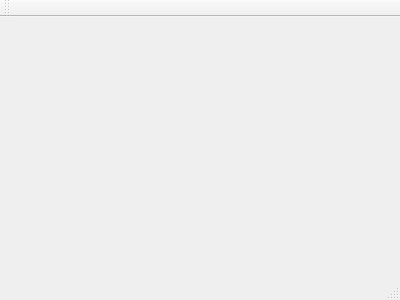
First picture: the form in eCalculator/mainwindow.ui, repository JoeeQ/eCalculator, before the edit.
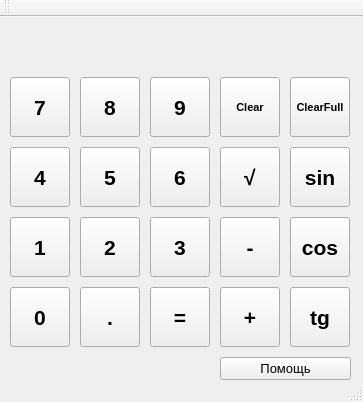
Second picture: the form after the edit.

Commit message: Изменён main и сделана форма

The edit to the form file:
```diff
--- a/eCalculator/mainwindow.ui
+++ b/eCalculator/mainwindow.ui
@@ -1,24 +1,545 @@
 <ui version="4.0">
  <class>MainWindow</class>
- <widget class="QMainWindow" name="MainWindow" >
-  <property name="geometry" >
+ <widget class="QMainWindow" name="MainWindow">
+  <property name="geometry">
    <rect>
     <x>0</x>
     <y>0</y>
-    <width>400</width>
-    <height>300</height>
+    <width>363</width>
+    <height>402</height>
    </rect>
   </property>
   <property name="windowTitle" >
    <string>MainWindow</string>
   </property>
-  <widget class="QMenuBar" name="menuBar" />
-  <widget class="QToolBar" name="mainToolBar" />
-  <widget class="QWidget" name="centralWidget" />
-  <widget class="QStatusBar" name="statusBar" />
+  <widget class="QWidget" name="centralWidget">
+   <widget class="QLabel" name="label">
+    <property name="geometry">
+     <rect>
+      <x>10</x>
+      <y>5</y>
+      <width>341</width>
+      <height>41</height>
+     </rect>
+    </property>
+    <property name="font">
+     <font>
+      <pointsize>22</pointsize>
+      <weight>75</weight>
+      <bold>true</bold>
+      <stylestrategy>PreferDefault</stylestrategy>
+     </font>
+    </property>
+    <property name="cursor">
+     <cursorShape>IBeamCursor</cursorShape>
+    </property>
+    <property name="layoutDirection">
+     <enum>Qt::LeftToRight</enum>
+    </property>
+    <property name="alignment">
+     <set>Qt::AlignRight|Qt::AlignTrailing|Qt::AlignVCenter</set>
+    </property>
+   </widget>
+   <widget class="QPushButton" name="pushButton_7">
+    <property name="geometry">
+     <rect>
+      <x>10</x>
+      <y>60</y>
+      <width>60</width>
+      <height>60</height>
+     </rect>
+    </property>
+    <property name="font">
+     <font>
+      <pointsize>16</pointsize>
+      <weight>75</weight>
+      <italic>false</italic>
+      <bold>true</bold>
+      <strikeout>false</strikeout>
+     </font>
+    </property>
+    <property name="cursor">
+     <cursorShape>PointingHandCursor</cursorShape>
+    </property>
+    <property name="styleSheet">
+     <string notr="true"/>
+    </property>
+    <property name="text">
+     <string>7</string>
+    </property>
+   </widget>
+   <widget class="QPushButton" name="pushButton_8">
+    <property name="geometry">
+     <rect>
+      <x>80</x>
+      <y>60</y>
+      <width>60</width>
+      <height>60</height>
+     </rect>
+    </property>
+    <property name="font">
+     <font>
+      <pointsize>16</pointsize>
+      <weight>75</weight>
+      <bold>true</bold>
+     </font>
+    </property>
+    <property name="cursor">
+     <cursorShape>PointingHandCursor</cursorShape>
+    </property>
+    <property name="text">
+     <string>8</string>
+    </property>
+   </widget>
+   <widget class="QPushButton" name="pushButton_9">
+    <property name="geometry">
+     <rect>
+      <x>150</x>
+      <y>60</y>
+      <width>60</width>
+      <height>60</height>
+     </rect>
+    </property>
+    <property name="font">
+     <font>
+      <pointsize>16</pointsize>
+      <weight>75</weight>
+      <bold>true</bold>
+     </font>
+    </property>
+    <property name="cursor">
+     <cursorShape>PointingHandCursor</cursorShape>
+    </property>
+    <property name="text">
+     <string>9</string>
+    </property>
+   </widget>
+   <widget class="QPushButton" name="pushButton_clear">
+    <property name="geometry">
+     <rect>
+      <x>220</x>
+      <y>60</y>
+      <width>60</width>
+      <height>60</height>
+     </rect>
+    </property>
+    <property name="font">
+     <font>
+      <pointsize>8</pointsize>
+      <weight>75</weight>
+      <bold>true</bold>
+     </font>
+    </property>
+    <property name="cursor">
+     <cursorShape>PointingHandCursor</cursorShape>
+    </property>
+    <property name="text">
+     <string>Clear</string>
+    </property>
+   </widget>
+   <widget class="QPushButton" name="pushButton_clearFull">
+    <property name="geometry">
+     <rect>
+      <x>290</x>
+      <y>60</y>
+      <width>60</width>
+      <height>60</height>
+     </rect>
+    </property>
+    <property name="font">
+     <font>
+      <pointsize>8</pointsize>
+      <weight>75</weight>
+      <bold>true</bold>
+     </font>
+    </property>
+    <property name="cursor">
+     <cursorShape>PointingHandCursor</cursorShape>
+    </property>
+    <property name="text">
+     <string>ClearFull</string>
+    </property>
+   </widget>
+   <widget class="QPushButton" name="pushButton_4">
+    <property name="geometry">
+     <rect>
+      <x>10</x>
+      <y>130</y>
+      <width>60</width>
+      <height>60</height>
+     </rect>
+    </property>
+    <property name="font">
+     <font>
+      <pointsize>16</pointsize>
+      <weight>75</weight>
+      <bold>true</bold>
+     </font>
+    </property>
+    <property name="cursor">
+     <cursorShape>PointingHandCursor</cursorShape>
+    </property>
+    <property name="text">
+     <string>4</string>
+    </property>
+   </widget>
+   <widget class="QPushButton" name="pushButton_5">
+    <property name="geometry">
+     <rect>
+      <x>80</x>
+      <y>130</y>
+      <width>60</width>
+      <height>60</height>
+     </rect>
+    </property>
+    <property name="font">
+     <font>
+      <pointsize>16</pointsize>
+      <weight>75</weight>
+      <bold>true</bold>
+     </font>
+    </property>
+    <property name="cursor">
+     <cursorShape>PointingHandCursor</cursorShape>
+    </property>
+    <property name="text">
+     <string>5</string>
+    </property>
+   </widget>
+   <widget class="QPushButton" name="pushButton_6">
+    <property name="geometry">
+     <rect>
+      <x>150</x>
+      <y>130</y>
+      <width>60</width>
+      <height>60</height>
+     </rect>
+    </property>
+    <property name="font">
+     <font>
+      <pointsize>16</pointsize>
+      <weight>75</weight>
+      <bold>true</bold>
+     </font>
+    </property>
+    <property name="cursor">
+     <cursorShape>PointingHandCursor</cursorShape>
+    </property>
+    <property name="text">
+     <string>6</string>
+    </property>
+   </widget>
+   <widget class="QPushButton" name="pushButton_sqrt">
+    <property name="geometry">
+     <rect>
+      <x>220</x>
+      <y>130</y>
+      <width>60</width>
+      <height>60</height>
+     </rect>
+    </property>
+    <property name="font">
+     <font>
+      <pointsize>16</pointsize>
+      <weight>75</weight>
+      <bold>true</bold>
+     </font>
+    </property>
+    <property name="cursor">
+     <cursorShape>PointingHandCursor</cursorShape>
+    </property>
+    <property name="text">
+     <string>√</string>
+    </property>
+   </widget>
+   <widget class="QPushButton" name="pushButton_sin">
+    <property name="geometry">
+     <rect>
+      <x>290</x>
+      <y>130</y>
+      <width>60</width>
+      <height>60</height>
+     </rect>
+    </property>
+    <property name="font">
+     <font>
+      <pointsize>16</pointsize>
+      <weight>75</weight>
+      <bold>true</bold>
+     </font>
+    </property>
+    <property name="cursor">
+     <cursorShape>PointingHandCursor</cursorShape>
+    </property>
+    <property name="text">
+     <string>sin</string>
+    </property>
+   </widget>
+   <widget class="QPushButton" name="pushButton_1">
+    <property name="geometry">
+     <rect>
+      <x>10</x>
+      <y>200</y>
+      <width>60</width>
+      <height>60</height>
+     </rect>
+    </property>
+    <property name="font">
+     <font>
+      <pointsize>16</pointsize>
+      <weight>75</weight>
+      <bold>true</bold>
+     </font>
+    </property>
+    <property name="cursor">
+     <cursorShape>PointingHandCursor</cursorShape>
+    </property>
+    <property name="text">
+     <string>1</string>
+    </property>
+   </widget>
+   <widget class="QPushButton" name="pushButton_2">
+    <property name="geometry">
+     <rect>
+      <x>80</x>
+      <y>200</y>
+      <width>60</width>
+      <height>60</height>
+     </rect>
+    </property>
+    <property name="font">
+     <font>
+      <pointsize>16</pointsize>
+      <weight>75</weight>
+      <bold>true</bold>
+     </font>
+    </property>
+    <property name="cursor">
+     <cursorShape>PointingHandCursor</cursorShape>
+    </property>
+    <property name="text">
+     <string>2</string>
+    </property>
+   </widget>
+   <widget class="QPushButton" name="pushButton_3">
+    <property name="geometry">
+     <rect>
+      <x>150</x>
+      <y>200</y>
+      <width>60</width>
+      <height>60</height>
+     </rect>
+    </property>
+    <property name="font">
+     <font>
+      <pointsize>16</pointsize>
+      <weight>75</weight>
+      <bold>true</bold>
+     </font>
+    </property>
+    <property name="cursor">
+     <cursorShape>PointingHandCursor</cursorShape>
+    </property>
+    <property name="text">
+     <string>3</string>
+    </property>
+   </widget>
+   <widget class="QPushButton" name="pushButton_minus">
+    <property name="geometry">
+     <rect>
+      <x>220</x>
+      <y>200</y>
+      <width>60</width>
+      <height>60</height>
+     </rect>
+    </property>
+    <property name="font">
+     <font>
+      <pointsize>16</pointsize>
+      <weight>75</weight>
+      <bold>true</bold>
+     </font>
+    </property>
+    <property name="cursor">
+     <cursorShape>PointingHandCursor</cursorShape>
+    </property>
+    <property name="text">
+     <string>-</string>
+    </property>
+   </widget>
+   <widget class="QPushButton" name="pushButton_cos">
+    <property name="geometry">
+     <rect>
+      <x>290</x>
+      <y>200</y>
+      <width>60</width>
+      <height>60</height>
+     </rect>
+    </property>
+    <property name="font">
+     <font>
+      <pointsize>16</pointsize>
+      <weight>75</weight>
+      <bold>true</bold>
+     </font>
+    </property>
+    <property name="cursor">
+     <cursorShape>PointingHandCursor</cursorShape>
+    </property>
+    <property name="text">
+     <string>cos</string>
+    </property>
+   </widget>
+   <widget class="QPushButton" name="pushButton_0">
+    <property name="geometry">
+     <rect>
+      <x>10</x>
+      <y>270</y>
+      <width>60</width>
+      <height>60</height>
+     </rect>
+    </property>
+    <property name="font">
+     <font>
+      <pointsize>16</pointsize>
+      <weight>75</weight>
+      <bold>true</bold>
+     </font>
+    </property>
+    <property name="cursor">
+     <cursorShape>PointingHandCursor</cursorShape>
+    </property>
+    <property name="text">
+     <string>0</string>
+    </property>
+   </widget>
+   <widget class="QPushButton" name="pushButton_decimal">
+    <property name="geometry">
+     <rect>
+      <x>80</x>
+      <y>270</y>
+      <width>60</width>
+      <height>60</height>
+     </rect>
+    </property>
+    <property name="font">
+     <font>
+      <pointsize>16</pointsize>
+      <weight>75</weight>
+      <bold>true</bold>
+     </font>
+    </property>
+    <property name="cursor">
+     <cursorShape>PointingHandCursor</cursorShape>
+    </property>
+    <property name="text">
+     <string>.</string>
+    </property>
+   </widget>
+   <widget class="QPushButton" name="pushButton_equals">
+    <property name="geometry">
+     <rect>
+      <x>150</x>
+      <y>270</y>
+      <width>60</width>
+      <height>60</height>
+     </rect>
+    </property>
+    <property name="font">
+     <font>
+      <pointsize>16</pointsize>
+      <weight>75</weight>
+      <bold>true</bold>
+     </font>
+    </property>
+    <property name="cursor">
+     <cursorShape>PointingHandCursor</cursorShape>
+    </property>
+    <property name="text">
+     <string>=</string>
+    </property>
+   </widget>
+   <widget class="QPushButton" name="pushButton_plus">
+    <property name="geometry">
+     <rect>
+      <x>220</x>
+      <y>270</y>
+      <width>60</width>
+      <height>60</height>
+     </rect>
+    </property>
+    <property name="font">
+     <font>
+      <pointsize>16</pointsize>
+      <weight>75</weight>
+      <bold>true</bold>
+     </font>
+    </property>
+    <property name="cursor">
+     <cursorShape>PointingHandCursor</cursorShape>
+    </property>
+    <property name="text">
+     <string>+</string>
+    </property>
+   </widget>
+   <widget class="QPushButton" name="pushButton_tg">
+    <property name="geometry">
+     <rect>
+      <x>290</x>
+      <y>270</y>
+      <width>60</width>
+      <height>60</height>
+     </rect>
+    </property>
+    <property name="font">
+     <font>
+      <pointsize>16</pointsize>
+      <weight>75</weight>
+      <bold>true</bold>
+     </font>
+    </property>
+    <property name="cursor">
+     <cursorShape>PointingHandCursor</cursorShape>
+    </property>
+    <property name="text">
+     <string>tg</string>
+    </property>
+   </widget>
+   <widget class="QPushButton" name="pushButton_help">
+    <property name="geometry">
+     <rect>
+      <x>220</x>
+      <y>340</y>
+      <width>131</width>
+      <height>23</height>
+     </rect>
+    </property>
+    <property name="font">
+     <font>
+      <pointsize>10</pointsize>
+      <italic>false</italic>
+      <underline>false</underline>
+     </font>
+    </property>
+    <property name="cursor">
+     <cursorShape>PointingHandCursor</cursorShape>
+    </property>
+    <property name="text">
+     <string>Помощь</string>
+    </property>
+   </widget>
+  </widget>
+  <widget class="QToolBar" name="mainToolBar">
+   <attribute name="toolBarArea">
+    <enum>TopToolBarArea</enum>
+   </attribute>
+   <attribute name="toolBarBreak">
+    <bool>false</bool>
+   </attribute>
+  </widget>
+  <widget class="QStatusBar" name="statusBar"/>
  </widget>
- <layoutDefault spacing="6" margin="11" />
- <pixmapfunction></pixmapfunction>
+ <layoutdefault spacing="6" margin="11"/>
  <resources/>
  <connections/>
 </ui>
```
Left out of the diff: 3 changed lines with no effect on the pictures. The commit also changes 1 other file.
